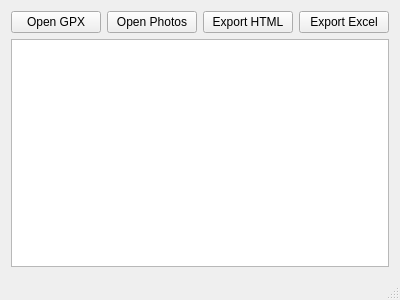
Qt form mainwindow.ui (streamx3/gpx2table) before a commit.
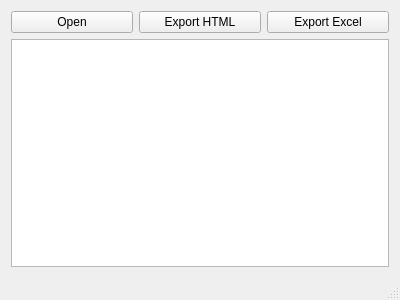
The same form after that commit.

Commit message: Merged open buttons.

Patch:
```diff
--- a/mainwindow.ui
+++ b/mainwindow.ui
@@ -15,36 +15,29 @@
   </property>
   <widget class="QWidget" name="centralWidget">
    <layout class="QGridLayout" name="gridLayout">
-    <item row="0" column="1">
-     <widget class="QPushButton" name="pushButtonOpenPhotos">
-      <property name="text">
-       <string>Open Photos</string>
-      </property>
-     </widget>
-    </item>
-    <item row="0" column="0">
-     <widget class="QPushButton" name="pushButtonOpenGPX">
-      <property name="text">
-       <string>Open GPX</string>
-      </property>
-     </widget>
+    <item row="1" column="0" colspan="3">
+     <widget class="QTableView" name="tableView"/>
     </item>
     <item row="0" column="2">
-     <widget class="QPushButton" name="pushButton_3">
-      <property name="text">
-       <string>Export HTML</string>
-      </property>
-     </widget>
-    </item>
-    <item row="0" column="3">
-     <widget class="QPushButton" name="pushButton">
+     <widget class="QPushButton" name="pushButton_ExportExcel">
       <property name="text">
        <string>Export Excel</string>
       </property>
      </widget>
     </item>
-    <item row="1" column="0" colspan="4">
-     <widget class="QTableView" name="tableView"/>
+    <item row="0" column="1">
+     <widget class="QPushButton" name="pushButton_ExportHTML">
+      <property name="text">
+       <string>Export HTML</string>
+      </property>
+     </widget>
+    </item>
+    <item row="0" column="0">
+     <widget class="QPushButton" name="pushButton_Open">
+      <property name="text">
+       <string>Open</string>
+      </property>
+     </widget>
     </item>
    </layout>
   </widget>
```
The commit also changes 2 other files.
